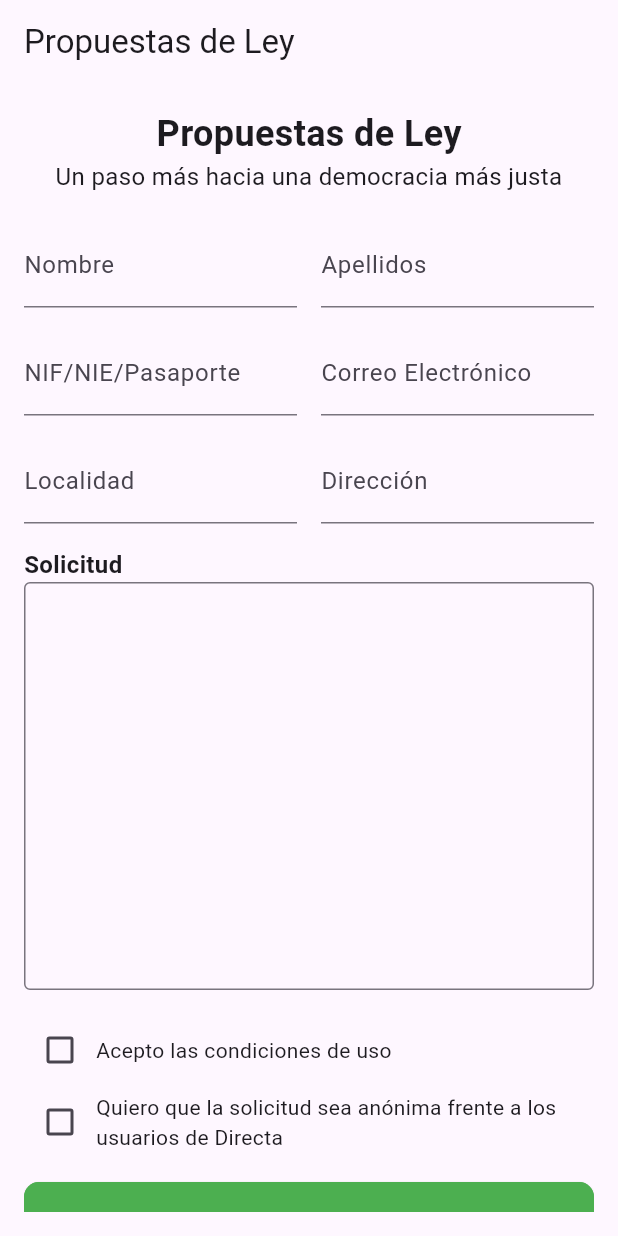
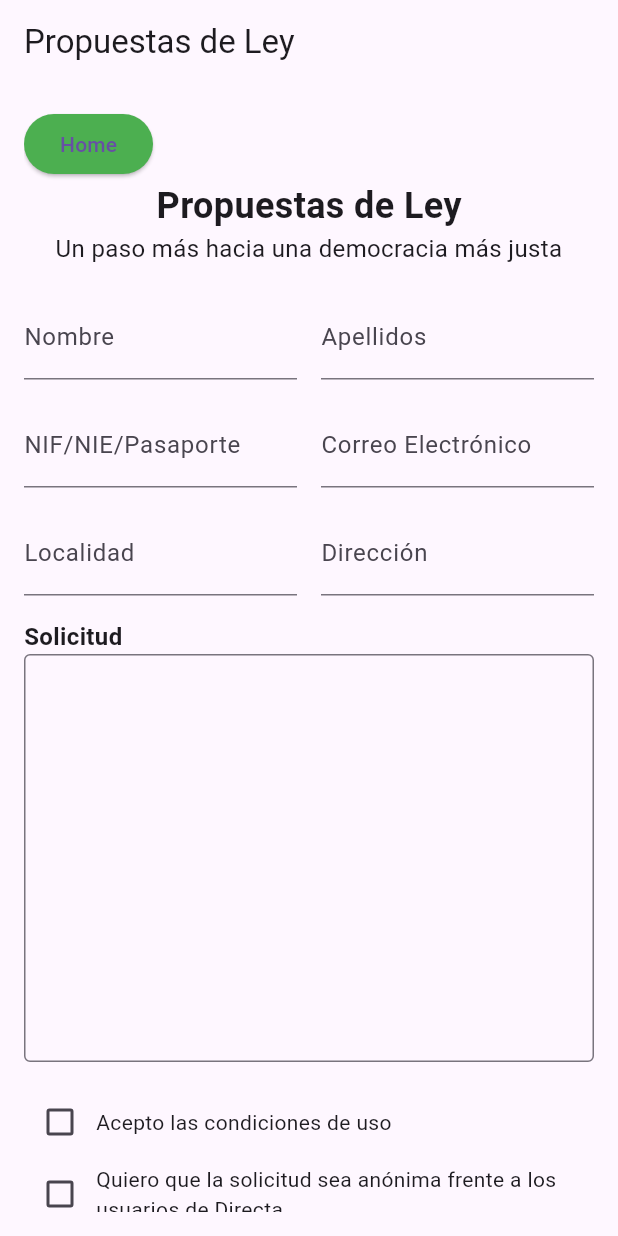
Before and after one commit to llughh/flutter-app, a Flutter app: the CreateLawPage screen opened directly, on a phone screen of 412 x 824 dp. Run offline on Flutter 3.47's test engine with Material 3 defaults, Android fonts, the phone set to English and light mode, and no system bars; our stand-ins replace charts_flutter, cloud_firestore, firebase_core, share_plus, shared_preferences; accounts and stored records are empty.

Commit message:
add button for navigation from create law to home

```diff
--- a/lib/create_law.dart
+++ b/lib/create_law.dart
@@ -37,6 +37,15 @@ class _CreateLawPageState extends State<CreateLawPage> {
             child: Column(
               crossAxisAlignment: CrossAxisAlignment.start,
               children: [
+                ElevatedButton(
+                  onPressed: () {
+                    Navigator.pop(context);
+                  },
+                  child: Text('Home'),
+                  style: ElevatedButton.styleFrom(
+                    backgroundColor: Colors.green,
+                  ),
+                ),
                 Center(
                   child: Text(
                     'Propuestas de Ley',
```
